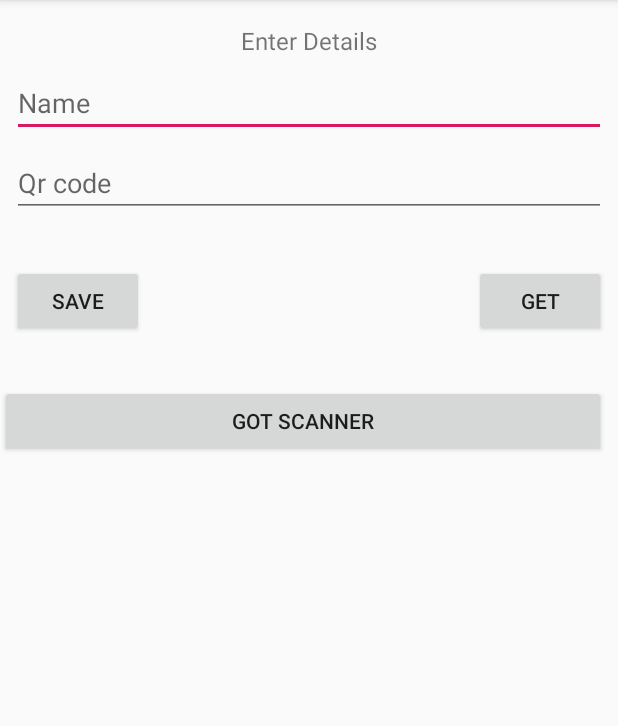
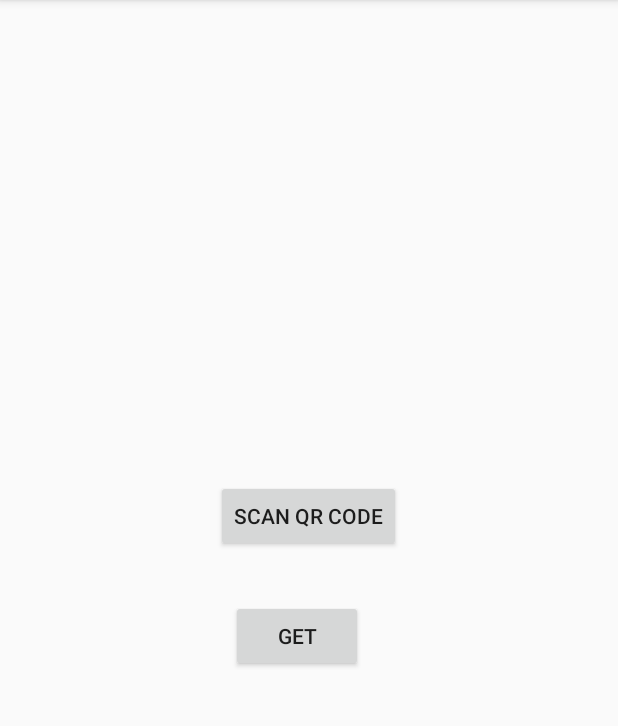
Before and after one commit to chrisribia/sharedPrefferences, an Android app: the screen it shows after launch (MainActivity), on a phone screen of 412 x 824 dp, the part 84-810 px from its top. Run offline under Robolectric (Android 15) with nearby library versions, the phone set to English and light mode, and no system bars; libraries missing offline, so code that uses them is left out: com.google.zxing.integration.

Commit message:
Implementing shared prefference and QR code scanning on the save page

```diff
--- a/app/src/main/AndroidManifest.xml
+++ b/app/src/main/AndroidManifest.xml
@@ -15,8 +15,7 @@
                 android:name="com.journeyapps.barcodescanner.CaptureActivity"
                 android:screenOrientation="fullSensor"
                 tools:replace="screenOrientation" />
-        <activity android:name=".ScannActitivty">
-        </activity>
+
         <activity android:name=".MainActivity">
             <intent-filter>
                 <action android:name="android.intent.action.MAIN"/>
--- a/app/src/main/res/layout/activity_main.xml
+++ b/app/src/main/res/layout/activity_main.xml
@@ -1,60 +1,26 @@
 <?xml version="1.0" encoding="utf-8"?>
-<androidx.constraintlayout.widget.ConstraintLayout
+<LinearLayout
         xmlns:android="http://schemas.android.com/apk/res/android"
         xmlns:tools="http://schemas.android.com/tools"
         xmlns:app="http://schemas.android.com/apk/res-auto"
         android:layout_width="match_parent"
+        android:orientation="vertical"
+        android:gravity="center"
         android:layout_height="match_parent"
         tools:context=".MainActivity">
 
 
 
-        <TextView
-                android:id="@+id/textView"
+
+
+
+        <Button
+                android:id="@+id/btn_scan"
                 android:layout_width="wrap_content"
                 android:layout_height="wrap_content"
-                android:layout_marginTop="16dp"
-                android:text="Enter Details"
-                android:textSize="16dp"
-                app:layout_constraintLeft_toLeftOf="parent"
-                app:layout_constraintRight_toRightOf="parent"
-                app:layout_constraintTop_toTopOf="parent" />
-
-        <EditText
-                android:id="@+id/et_name"
-                android:layout_width="match_parent"
-                android:layout_height="wrap_content"
-                android:layout_margin="8dp"
-                android:ems="10"
-                android:inputType="textPersonName"
-                android:hint="Name"
-                app:layout_constraintEnd_toEndOf="parent"
+                android:text="Scan Qr code"
                 app:layout_constraintStart_toStartOf="parent"
-                app:layout_constraintTop_toBottomOf="@+id/textView" />
-
-        <EditText
-                android:id="@+id/et_number"
-                android:layout_width="match_parent"
-                android:layout_height="wrap_content"
-                android:layout_margin="8dp"
-                android:ems="10"
-                android:hint="Qr code"
-                android:inputType="text"
-                app:layout_constraintEnd_toEndOf="parent"
-                app:layout_constraintStart_toStartOf="parent"
-                app:layout_constraintTop_toBottomOf="@+id/et_name" />
-
-        <Button
-                android:id="@+id/btn_save"
-                android:layout_width="wrap_content"
-                android:layout_height="wrap_content"
-                android:layout_marginLeft="8dp"
-                android:layout_marginStart="8dp"
-                android:layout_marginTop="32dp"
-                android:text="Save"
-                android:onClick="saveData"
-                app:layout_constraintStart_toStartOf="parent"
-                app:layout_constraintTop_toBottomOf="@+id/et_number" />
+                  />
 
         <Button
                 android:id="@+id/btn_get"
@@ -66,16 +32,8 @@
                 android:text="Get"
                 android:onClick="getData"
                 app:layout_constraintEnd_toEndOf="parent"
-                app:layout_constraintTop_toBottomOf="@+id/et_number" />
-        <Button android:layout_width="match_parent"
-                android:text="got scanner"
-                android:onClick="getSanner"
-                android:layout_marginEnd="8dp"
-                android:layout_marginRight="8dp"
-                android:layout_marginTop="32dp"
-                app:layout_constraintEnd_toEndOf="parent"
-                app:layout_constraintTop_toBottomOf="@+id/btn_get"
-                android:layout_height="wrap_content"/>
+             />
 
 
-</androidx.constraintlayout.widget.ConstraintLayout>
+
+</LinearLayout>
```
Also changed, not shown: app/src/main/java/co/ke/sharedprefferences/MainActivity.kt (+27 -9 lines), app/src/main/java/co/ke/sharedprefferences/ScannActitivty.kt (deleted, +0 -38 lines), app/src/main/res/layout/activity_scann_actitivty.xml (deleted, +0 -21 lines).
